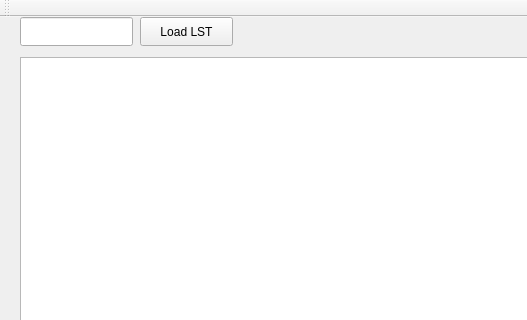
Before: the Qt Designer form PICSimu/mainwindow.ui in Benedikt1992/PICSimu, drawn with Qt 5; both pictures show x 0 to 527 and y 0 to 320 of the 1014 by 569 pixel window.
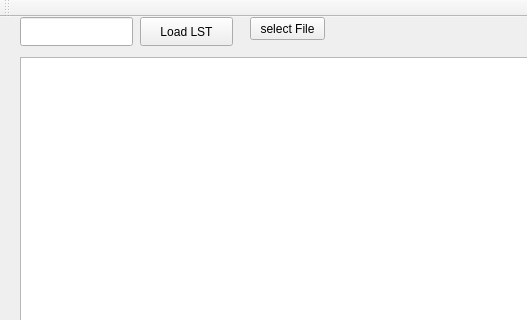
After: the same form once the commit is applied.

Commit message: Dialog für einen Fileexplorer hinzugefügt

```diff
--- a/PICSimu/mainwindow.ui
+++ b/PICSimu/mainwindow.ui
@@ -83,6 +83,19 @@
      </rect>
     </property>
    </widget>
+   <widget class="QPushButton" name="selectFile_Button">
+    <property name="geometry">
+     <rect>
+      <x>250</x>
+      <y>0</y>
+      <width>75</width>
+      <height>23</height>
+     </rect>
+    </property>
+    <property name="text">
+     <string>select File</string>
+    </property>
+   </widget>
   </widget>
   <widget class="QMenuBar" name="menuBar">
    <property name="geometry">
```
Left out of the diff: 2 changed lines with no effect on the pictures. The commit also changes 6 other files.
